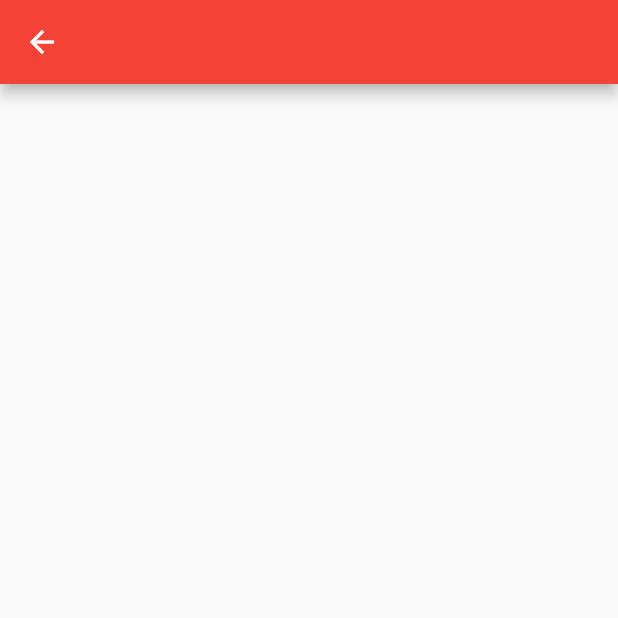
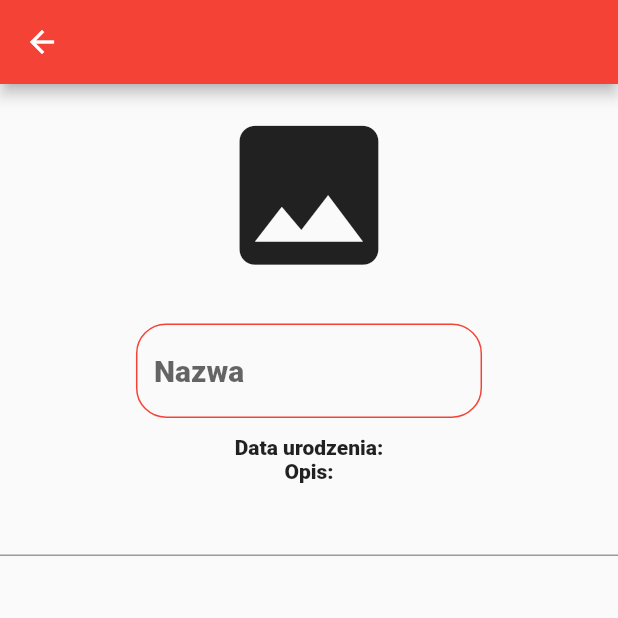
Before and after one commit to Demenciusz/BBapp, a Flutter app: the EditProfilePage screen opened directly, on a phone screen of 412 x 824 dp, the top half of it. Run offline on Flutter 3.47's test engine with Material 2 defaults, Android fonts, the phone set to English and light mode, and no system bars; our stand-ins replace bloc, cloud_firestore, equatable, file_picker, firebase_auth, firebase_core and 2 more; accounts and stored records are empty; network calls fail.

Commit message:
profilePage

```diff
--- /dev/null
+++ b/lib/cubit/edit/edit_mode_state.dart
@@ -0,0 +1,11 @@
+import 'package:equatable/equatable.dart';
+
+abstract class EditModeState extends Equatable {}
+
+class EditModeInitial extends EditModeState {
+  EditModeInitial(this.editing);
+  final bool editing;
+
+  @override
+  List<Object?> get props => [editing];
+}
--- a/lib/pages/0loginRegisterPage/login_page.dart
+++ b/lib/pages/0loginRegisterPage/login_page.dart
@@ -3,7 +3,7 @@ import 'package:flutter/material.dart';
 import 'package:zaliczenie/domain/firebase_auth_controller.dart';
 import 'package:zaliczenie/pages/0loginRegisterPage/register_page.dart';
 import 'package:zaliczenie/pages/0loginRegisterPage/widgets/textbutton.dart';
-import 'package:zaliczenie/pages/0loginRegisterPage/widgets/textfield.dart';
+import 'package:zaliczenie/pages/widgets/textfield.dart';
 
 class LoginPage extends StatefulWidget {
   const LoginPage({Key? key}) : super(key: key);
--- a/lib/pages/0loginRegisterPage/register_page.dart
+++ b/lib/pages/0loginRegisterPage/register_page.dart
@@ -3,7 +3,7 @@ import 'package:flutter/material.dart';
 import 'package:zaliczenie/domain/firebase_auth_controller.dart';
 import 'package:zaliczenie/pages/0loginRegisterPage/widgets/dropdownbutton.dart';
 import 'package:zaliczenie/pages/0loginRegisterPage/widgets/textbutton.dart';
-import 'package:zaliczenie/pages/0loginRegisterPage/widgets/textfield.dart';
+import 'package:zaliczenie/pages/widgets/textfield.dart';
 
 class RegisterPage extends StatefulWidget {
   const RegisterPage({super.key});
--- /dev/null
+++ b/lib/pages/2profilePage/edit_profile_page.dart
@@ -0,0 +1,61 @@
+import 'package:flutter/material.dart';
+import 'package:flutter/src/widgets/container.dart';
+import 'package:flutter/src/widgets/framework.dart';
+import 'package:zaliczenie/pages/widgets/textfield.dart';
+
+class EditProfilePage extends StatefulWidget {
+  const EditProfilePage({super.key});
+
+  @override
+  State<EditProfilePage> createState() => _EditProfilePageState();
+}
+
+class _EditProfilePageState extends State<EditProfilePage> {
+  late final TextEditingController nameController;
+  late final TextEditingController emailController;
+  @override
+  void initState() {
+    // TODO: implement initState
+    super.initState();
+    nameController = TextEditingController();
+    emailController = TextEditingController();
+  }
+
+  @override
+  Widget build(BuildContext context) {
+    return Scaffold(
+      appBar: AppBar(
+        backgroundColor: Colors.red,
+      ),
+      body: SingleChildScrollView(
+        child: SizedBox(
+          width: MediaQuery.of(context).size.width,
+          child: Column(
+            mainAxisAlignment: MainAxisAlignment.center,
+            crossAxisAlignment: CrossAxisAlignment.center,
+            children: [
+              Padding(
+                padding: const EdgeInsets.all(12.0),
+                child: Icon(
+                  Icons.photo,
+                  size: MediaQuery.of(context).size.width * 0.30,
+                ),
+              ),
+              MyTextField(
+                controller: nameController,
+                screenWidth: MediaQuery.of(context).size.width * 0.8,
+                hint: 'Nazwa',
+                obscureText: false,
+              ),
+              Text('Data urodzenia:'),
+              Text('Opis:'),
+              TextField(
+                maxLines: null,
+              ),
+            ],
+          ),
+        ),
+      ),
+    );
+  }
+}
--- a/lib/pages/editProfilePage/edit_profile_page.dart
+++ /dev/null
@@ -1,16 +0,0 @@
-import 'package:flutter/material.dart';
-import 'package:flutter/src/widgets/container.dart';
-import 'package:flutter/src/widgets/framework.dart';
-
-class EditProfilePage extends StatelessWidget {
-  const EditProfilePage({super.key});
-
-  @override
-  Widget build(BuildContext context) {
-    return Scaffold(
-      appBar: AppBar(
-        backgroundColor: Colors.red,
-      ),
-    );
-  }
-}
```
Also changed, not shown: lib/cubit/edit/edit_mode_cubit.dart (added, +19 -0 lines), lib/domain/profile_menager.dart (+16 -2 lines), lib/main.dart (+12 -3 lines), lib/pages/2profilePage/profile_page.dart (+19 -4 lines), lib/pages/2profilePage/widgets/profileDescription.dart (deleted, +0 -23 lines), lib/pages/2profilePage/widgets/profileInfo.dart (added, +53 -0 lines), lib/pages/5charactersPage/characters_page.dart (+21 -0 lines), lib/pages/widgets/textfield.dart (renamed from lib/pages/0loginRegisterPage/widgets/textfield.dart).
